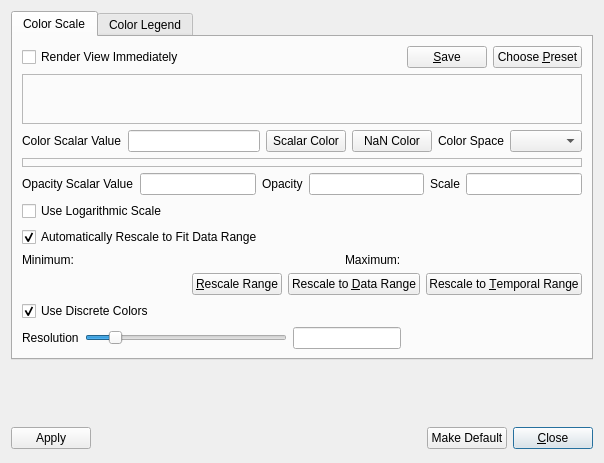
First picture: the form in Qt/Components/Resources/UI/pqColorScaleDialog.ui, repository Kitware/ParaView, before the edit.
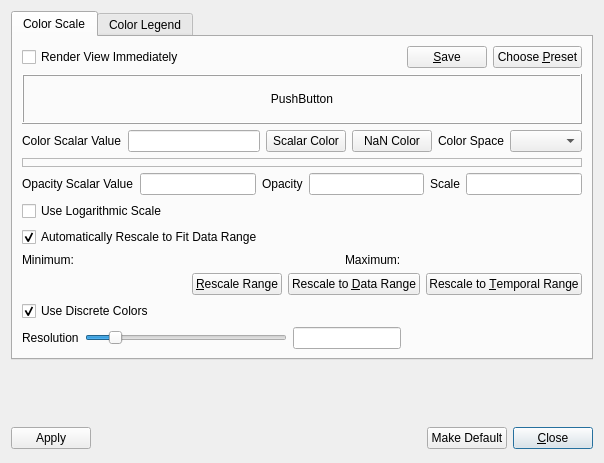
Second picture: the form after the edit. Custom widgets are drawn as their Qt base class.

Commit message:
Brought back the color table for single scalar.
When a dataset has a single scalar value, a color-button was used, which
seems to cause confusion to some users since they used to see a table with
single color for that. This commit bring back the old behavior, and the
user can click on the table to change its color.

What changed in the file:
```diff
--- a/Qt/Components/Resources/UI/pqColorScaleDialog.ui
+++ b/Qt/Components/Resources/UI/pqColorScaleDialog.ui
@@ -243,11 +243,35 @@
           </size>
          </property>
          <property name="frameShape">
-          <enum>QFrame::StyledPanel</enum>
+          <enum>QFrame::Box</enum>
          </property>
          <property name="frameShadow">
           <enum>QFrame::Raised</enum>
          </property>
+         <layout class="QVBoxLayout" name="verticalLayout_2">
+          <property name="spacing">
+           <number>0</number>
+          </property>
+          <property name="margin">
+           <number>0</number>
+          </property>
+          <item>
+           <widget class="QPushButton" name="pushButtonScalarColor">
+            <property name="sizePolicy">
+             <sizepolicy hsizetype="Expanding" vsizetype="Fixed">
+              <horstretch>0</horstretch>
+              <verstretch>0</verstretch>
+             </sizepolicy>
+            </property>
+            <property name="text">
+             <string>PushButton</string>
+            </property>
+            <property name="flat">
+             <bool>true</bool>
+            </property>
+           </widget>
+          </item>
+         </layout>
         </widget>
        </item>
        <item row="2" column="0" colspan="4">
```
The commit also changes 2 other files.
